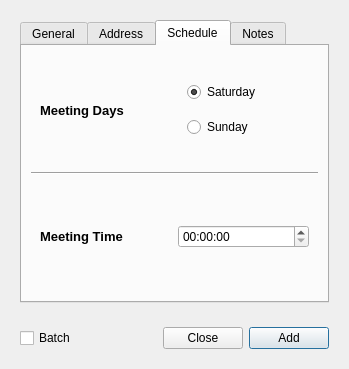
This is pyTalkManager/gui/AddCongregationWindow.ui in JoelMon/pyTalkManager as Qt 5 draws it before an edit. The edited form follows.
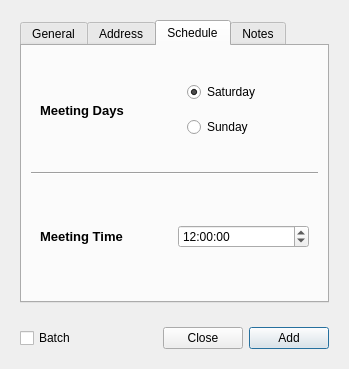
This is the edited form. The open tabs and pages were chosen to show the change.

What changed in the file:
```diff
--- a/pyTalkManager/gui/AddCongregationWindow.ui
+++ b/pyTalkManager/gui/AddCongregationWindow.ui
@@ -367,6 +367,23 @@
                <property name="accelerated">
                 <bool>false</bool>
                </property>
+               <property name="dateTime">
+                <datetime>
+                 <hour>12</hour>
+                 <minute>0</minute>
+                 <second>0</second>
+                 <year>2000</year>
+                 <month>1</month>
+                 <day>1</day>
+                </datetime>
+               </property>
+               <property name="time">
+                <time>
+                 <hour>12</hour>
+                 <minute>0</minute>
+                 <second>0</second>
+                </time>
+               </property>
                <property name="calendarPopup">
                 <bool>false</bool>
                </property>
```
